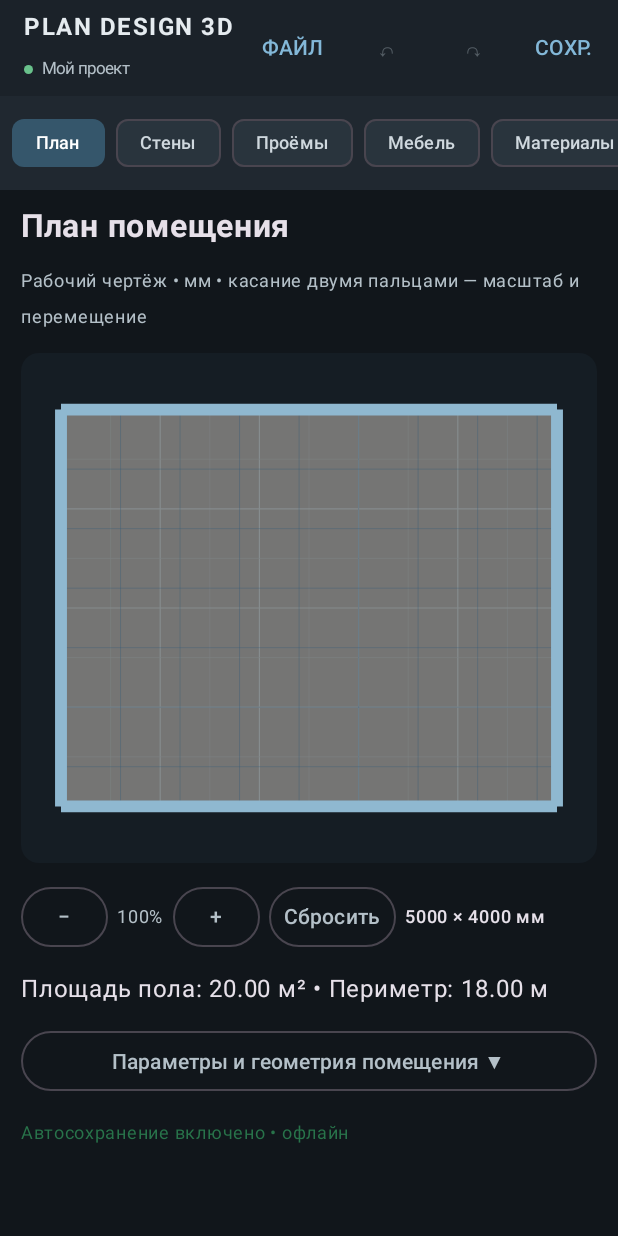
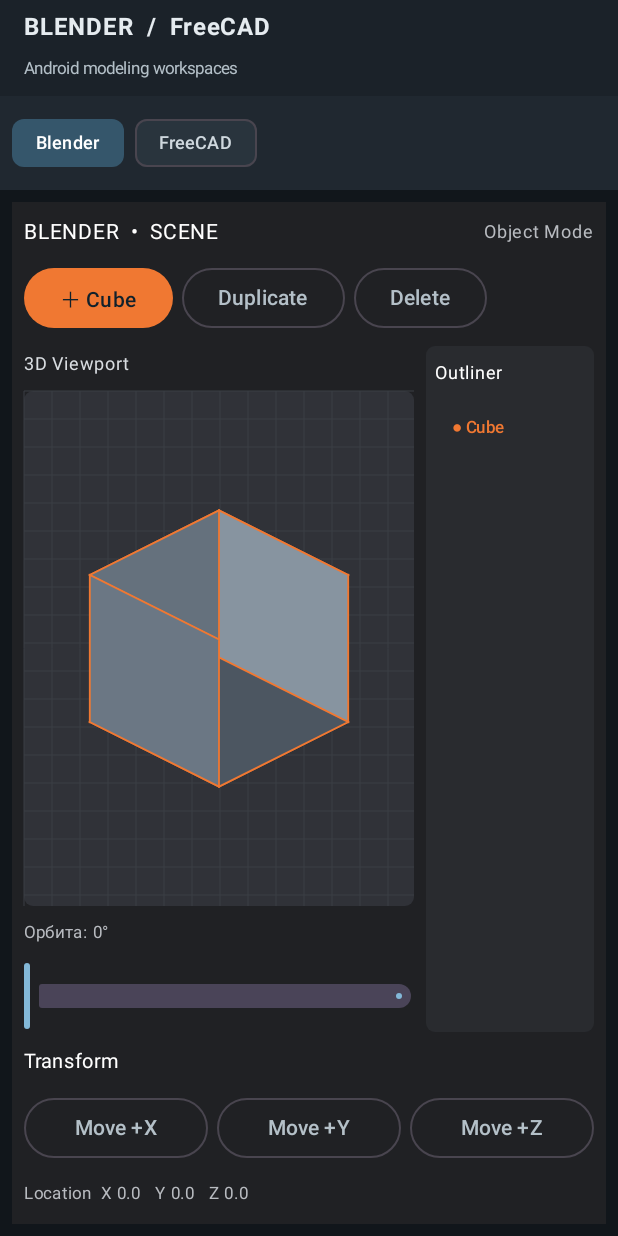
Before and after one commit to Romangold999/PLAN-DESIGN-3D, an Android app built with Jetpack Compose: the screen it shows after launch (MainActivity), on a phone screen of 412 x 824 dp. Run offline under Robolectric (Android 15) with nearby library versions, the phone set to English and light mode, and no system bars.

Commit message:
Switch app navigation to Blender and FreeCAD workspaces

```diff
--- a/app/src/main/java/com/romgold/plandesign3d/MainActivity.kt
+++ b/app/src/main/java/com/romgold/plandesign3d/MainActivity.kt
@@ -45,7 +45,7 @@ import java.util.UUID
 import kotlin.math.min
 
 private enum class EditorTab(val title: String) {
-    PLAN("План"), WALLS("Стены"), OPENINGS("Проёмы"), FURNITURE("Мебель"), FINISHES("Материалы"), ESTIMATE("Расчёт"), THREE_D("3D"), SURFACE("Раскладка"), ELEVATIONS("Развёртки"), ENGINEERING("Инженерия"), EXPORT("Экспорт")
+    BLENDER("Blender"), FREECAD("FreeCAD")
 }
 
 @OptIn(ExperimentalMaterial3Api::class)
@@ -79,7 +79,7 @@ class MainActivity : ComponentActivity() {
                 var project by remember {
                     mutableStateOf(store.loadLast() ?: ProjectDocument(UUID.randomUUID().toString(), "Мой проект", RoomPlan.rectangle(5000, 4000)))
                 }
-                var tab by remember { mutableStateOf(EditorTab.PLAN) }
+                var tab by remember { mutableStateOf(EditorTab.BLENDER) }
                 val undo = remember { mutableStateListOf<ProjectDocument>() }
                 val redo = remember { mutableStateListOf<ProjectDocument>() }
                 val importLauncher = rememberLauncherForActivityResult(ActivityResultContracts.OpenDocument()) { uri ->
@@ -91,7 +91,7 @@ class MainActivity : ComponentActivity() {
                             project = imported
                             undo.clear()
                             redo.clear()
-                            tab = EditorTab.PLAN
+                            tab = EditorTab.BLENDER
                         }
                     }
                 }
@@ -121,37 +121,11 @@ class MainActivity : ComponentActivity() {
                             ),
                             title = {
                                 Column {
-                                    Text("PLAN DESIGN 3D", fontWeight = FontWeight.Bold, fontSize = 16.sp, letterSpacing = 1.sp)
-                                    Row(verticalAlignment = Alignment.CenterVertically, horizontalArrangement = Arrangement.spacedBy(6.dp)) {
-                                        Box(Modifier.size(6.dp).background(if (saved) Color(0xFF69C18B) else Color(0xFFE3AE58), RoundedCornerShape(50)))
-                                        Text(project.name, fontSize = 11.sp, color = Color(0xFFB4C0C8), maxLines = 1)
-                                    }
+                                    Text("BLENDER  /  FreeCAD", fontWeight = FontWeight.Bold, fontSize = 16.sp, letterSpacing = 0.5.sp)
+                                    Text("Android modeling workspaces", fontSize = 11.sp, color = Color(0xFFB4C0C8), maxLines = 1)
                                 }
                             },
-                            actions = {
-                                Box {
-                                    TextButton(onClick = { projectMenu = true }) { Text("ФАЙЛ") }
-                                    DropdownMenu(expanded = projectMenu, onDismissRequest = { projectMenu = false }) {
-                                        DropdownMenuItem(text = { Text("＋ Новый проект") }, onClick = {
-                                            project = ProjectDocument(UUID.randomUUID().toString(), "Новый проект", RoomPlan.rectangle(5000, 4000))
-                                            undo.clear(); redo.clear(); tab = EditorTab.PLAN; projectMenu = false
-                                        })
-                                        HorizontalDivider()
-                                        store.list().forEach { savedProject ->
-                                            DropdownMenuItem(text = { Text(savedProject.name) }, onClick = {
-                                                project = savedProject; undo.clear(); redo.clear(); tab = EditorTab.PLAN; projectMenu = false
-                                            })
-                                        }
-                                    }
-                                }
-                                TextButton(enabled = undo.isNotEmpty(), onClick = {
-                                    if (undo.isNotEmpty()) { redo.add(project); project = undo.removeAt(undo.lastIndex); saved = false }
-                                }) { Text("↶") }
-                                TextButton(enabled = redo.isNotEmpty(), onClick = {
-                                    if (redo.isNotEmpty()) { undo.add(project); project = redo.removeAt(redo.lastIndex); saved = false }
-                                }) { Text("↷") }
-                                TextButton(onClick = { store.save(project); saved = true }) { Text("СОХР.") }
-                            }
+                            actions = { }
                         )
                     }
                 ) { padding ->
@@ -177,30 +151,13 @@ class MainActivity : ComponentActivity() {
                             }
                         }
                         Column(
-                            Modifier.fillMaxSize().verticalScroll(rememberScrollState()).padding(horizontal = 14.dp, vertical = 12.dp),
+                            Modifier.fillMaxSize().padding(horizontal = 8.dp, vertical = 8.dp),
                             verticalArrangement = Arrangement.spacedBy(12.dp)
                         ) {
                             when (tab) {
-                                EditorTab.PLAN -> PlanEditor(project, change)
-                                EditorTab.WALLS -> WallEditor(project, change)
-                                EditorTab.OPENINGS -> OpeningEditor(project, change)
-                                EditorTab.FURNITURE -> FurnitureEditor(project, change)
-                                EditorTab.FINISHES -> FinishEditor(project, change)
-                                EditorTab.ESTIMATE -> EstimateEditor(project, change)
-                                EditorTab.THREE_D -> Room3DView(project, Modifier.fillMaxWidth())
-                                EditorTab.SURFACE -> SurfaceLayoutEditor(project, change)
-                                EditorTab.ELEVATIONS -> WallElevationEditor(project)
-                                EditorTab.ENGINEERING -> EngineeringEditor(project, change)
-                                EditorTab.EXPORT -> ExportEditor(
-                                    project,
-                                    onSvg = { pendingExport = ProjectSvgExporter.encode(project); svgLauncher.launch(project.name + ".svg") },
-                                    onJson = { pendingExport = ProjectCodec.encode(project); jsonLauncher.launch(project.name + ".json") },
-                                    onCsv = { pendingExport = EstimateCsvExporter.encode(project); csvLauncher.launch(project.name + "-smeta.csv") },
-                                    onImport = { importLauncher.launch(arrayOf("application/json", "text/plain")) }
-                                )
+                                EditorTab.BLENDER -> BlenderWorkspace()
+                                EditorTab.FREECAD -> FreeCADWorkspace()
                             }
-                            Text(if (saved) "Автосохранение включено • офлайн" else "Есть несохранённые изменения",
-                                color = if (saved) Color(0xFF28734A) else MaterialTheme.colorScheme.primary, fontSize = 12.sp)
                         }
                     }
                 }
```
